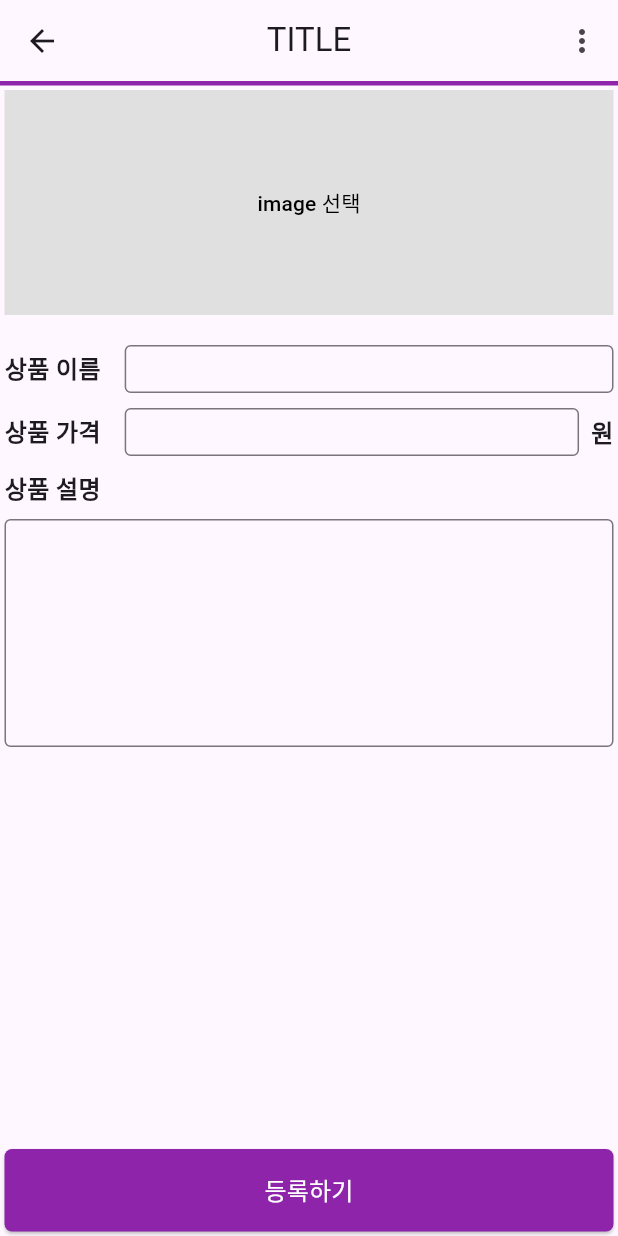
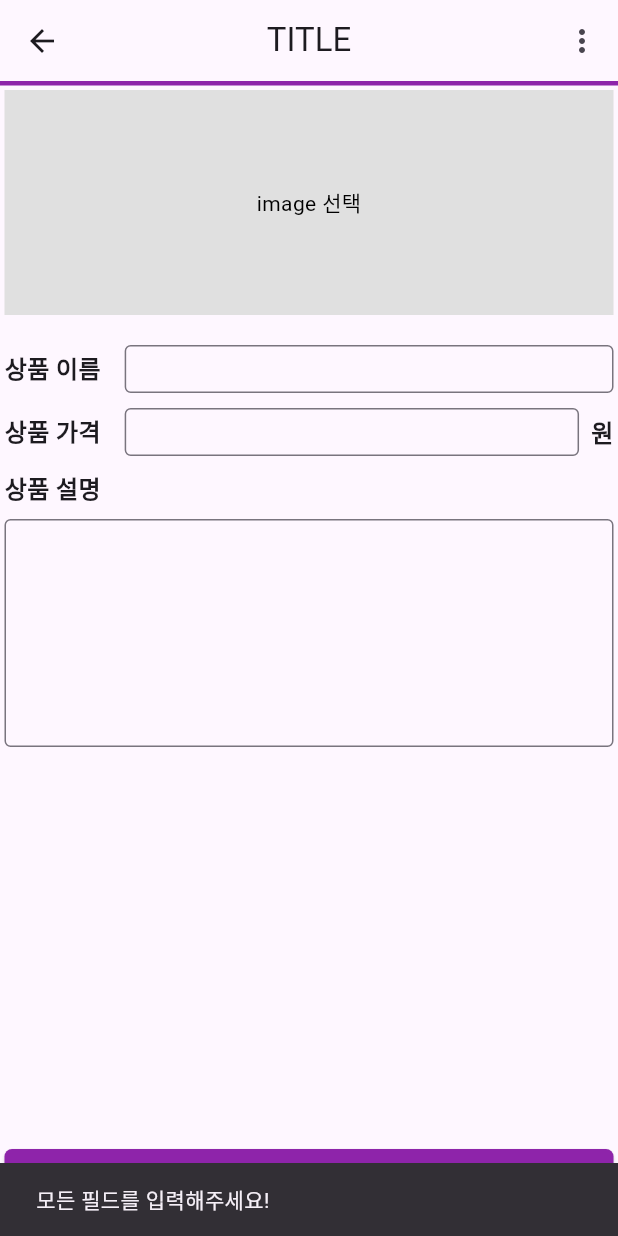
Before and after one commit to seongil-pak/flutter_shopping_mall_app, a Flutter app: the RegistrationPage screen opened directly, after a tap on "등록하기", on a phone screen of 412 x 824 dp. Run offline on Flutter 3.47's test engine with Material 3 defaults, Android fonts, the light colour scheme and no system bars; our stand-ins replace image_picker.

Commit message:
partial completion

```diff
--- a/lib/registration_page/registration_page.dart
+++ b/lib/registration_page/registration_page.dart
@@ -1,6 +1,118 @@
 import 'package:flutter/material.dart';
+import 'package:image_picker/image_picker.dart';
+import 'package:intl/intl.dart'; // 숫자 포맷팅을 위한 패키지
+import 'dart:io';
 
-class RegistrationPage extends StatelessWidget {
+class RegistrationPage extends StatefulWidget {
+  @override
+  _RegistrationPageState createState() => _RegistrationPageState();
+}
+
+class _RegistrationPageState extends State<RegistrationPage> {
+  File? _selectedImage; // 선택된 이미지 파일 저장
+  final TextEditingController _priceController =
+      TextEditingController(); // 상품 가격 컨트롤러
+  final TextEditingController _nameController =
+      TextEditingController(); // 상품 이름 컨트롤러
+  final TextEditingController _descriptionController =
+      TextEditingController(); // 상품 설명 컨트롤러
+  final NumberFormat _numberFormat = NumberFormat("#,###"); // 천 단위 포맷
+
+  final List<Map<String, dynamic>> _products = []; // 저장된 상품 목록
+
+  @override
+  void dispose() {
+    _priceController.dispose();
+    _nameController.dispose();
+    _descriptionController.dispose();
+    super.dispose();
+  }
+
+  // 이미지 선택 함수
+  Future<void> _pickImage() async {
+    final ImagePicker picker = ImagePicker();
+
+    try {
+      // 갤러리에서 이미지 선택
+      final XFile? pickedImage =
+          await picker.pickImage(source: ImageSource.gallery);
+
+      if (pickedImage != null) {
+        setState(() {
+          _selectedImage = File(pickedImage.path); // 선택된 이미지 저장
+        });
+      }
+    } catch (e) {
+      // 에러 처리
+      print("이미지 선택 중 에러 발생: $e");
+    }
+  }
+
+  // 가격 입력값 포맷팅
+  void _formatPrice(String value) {
+    String newValue = value.replaceAll(',', ''); // 기존 쉼표 제거
+    if (newValue.isEmpty) {
+      _priceController.value = TextEditingValue(
+        text: '',
+        selection: TextSelection.collapsed(offset: 0),
+      );
+      return;
+    }
+
+    // 숫자로 변환 후 포맷팅
+    int number = int.tryParse(newValue) ?? 0;
+    String formattedValue = _numberFormat.format(number);
+
+    // 포맷팅된 값으로 컨트롤러 갱신
+    _priceController.value = TextEditingValue(
+      text: formattedValue,
+      selection: TextSelection.collapsed(offset: formattedValue.length),
+    );
+  }
+
+  // 등록하기 버튼 로직
+  void _saveProduct() {
+    // 모든 필드가 입력되었는지 확인
+    if (_nameController.text.isEmpty ||
+        _priceController.text.isEmpty ||
+        _descriptionController.text.isEmpty) {
+      ScaffoldMessenger.of(context).showSnackBar(
+        SnackBar(content: Text('모든 필드를 입력해주세요!')),
+      );
+      return;
+    }
+
+    // 데이터를 Map으로 저장
+    final Map<String, dynamic> productData = {
+      'name': _nameController.text,
+      'price': _priceController.text.replaceAll(',', ''), // 쉼표 제거된 가격
+      'description': _descriptionController.text,
+      'image': _selectedImage,
+    };
+
+    setState(() {
+      _products.add(productData); // 상품 데이터를 리스트에 추가
+    });
+
+    // 확인용 콘솔 출력
+    print('저장된 상품 목록:');
+    _products.forEach((product) {
+      print(product);
+    });
+
+    // 입력 필드 초기화
+    _nameController.clear();
+    _priceController.clear();
+    _descriptionController.clear();
+    setState(() {
+      _selectedImage = null; // 이미지 초기화
+    });
+
+    ScaffoldMessenger.of(context).showSnackBar(
+      SnackBar(content: Text('상품이 등록되었습니다!')),
+    );
+  }
+
   @override
   Widget build(BuildContext context) {
     return Scaffold(
@@ -26,20 +138,23 @@ class RegistrationPage extends StatelessWidget {
       body: Padding(
         padding: const EdgeInsets.all(3),
         child: Column(crossAxisAlignment: CrossAxisAlignment.start, children: [
-          // 이미지 선택 버튼
-          Container(
+          // 이미지 선택 버튼 및 미리보기
+          GestureDetector(
+            onTap: _pickImage,
+            child: Container(
               height: 150,
               width: double.infinity,
               color: Colors.grey[300],
-            child: Center(
-              child: TextButton(
-                onPressed: () {
-                  // 이미지 선택 로직
-                },
+              child: _selectedImage == null
+                  ? Center(
                       child: Text(
                         'image 선택',
                         style: TextStyle(color: Colors.black),
                       ),
+                    )
+                  : Image.file(
+                      _selectedImage!,
+                      fit: BoxFit.cover,
                     ),
             ),
           ),
@@ -58,6 +173,7 @@ class RegistrationPage extends StatelessWidget {
                   SizedBox(width: 16),
                   Expanded(
                     child: TextField(
+                      controller: _nameController,
                       decoration: InputDecoration(
                         border: OutlineInputBorder(),
                         contentPadding:
@@ -81,6 +197,7 @@ class RegistrationPage extends StatelessWidget {
                   SizedBox(width: 16),
                   Expanded(
                     child: TextField(
+                      controller: _priceController,
                       decoration: InputDecoration(
                         border: OutlineInputBorder(
                             borderSide: BorderSide(
@@ -92,6 +209,7 @@ class RegistrationPage extends StatelessWidget {
                         isDense: true,
                       ),
                       keyboardType: TextInputType.number,
+                      onChanged: _formatPrice, // 입력값 변경 시 포맷팅 적용
                     ),
                   ),
                   SizedBox(width: 8),
@@ -109,6 +227,7 @@ class RegistrationPage extends StatelessWidget {
               style: TextStyle(fontSize: 16, fontWeight: FontWeight.bold)),
           SizedBox(height: 8),
           TextField(
+            controller: _descriptionController,
             decoration: InputDecoration(
               border: OutlineInputBorder(),
             ),
@@ -120,9 +239,7 @@ class RegistrationPage extends StatelessWidget {
           SizedBox(
             width: double.infinity, // 부모 위젯인 SizedBox가 너비를 무한대로 확장
             child: ElevatedButton(
-              onPressed: () {
-                // 등록하기 버튼 로직
-              },
+              onPressed: _saveProduct, // Map으로 저장하는 로직 호출
               child: Text(
                 '등록하기',
                 style:
```
Also changed, not shown: pubspec.yaml (+5 -70 lines), pubspec.lock, 5 other files. Lines whose indentation alone changed are shown as unchanged.
